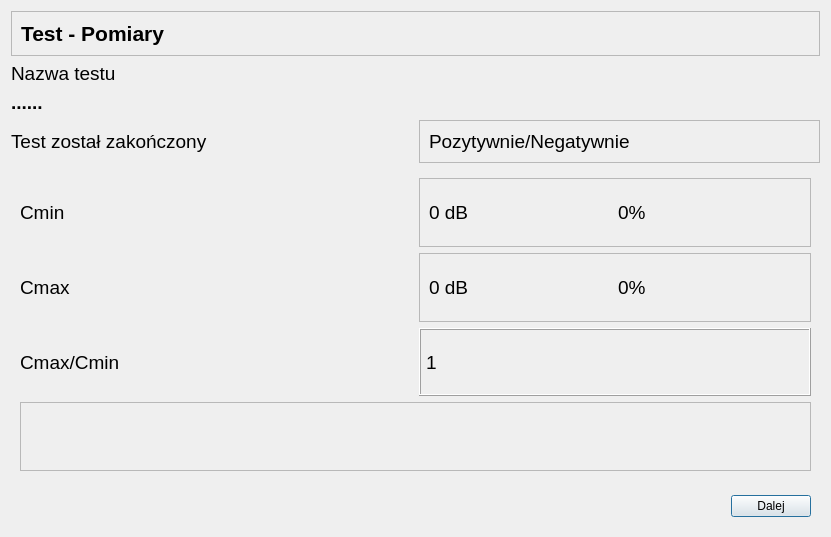
Before: the Qt Designer form CzujkiLinioweApp/oknopodsumowanietestu.ui in wiacekmarcin/CzujkiLiniowe, drawn with Qt 5.
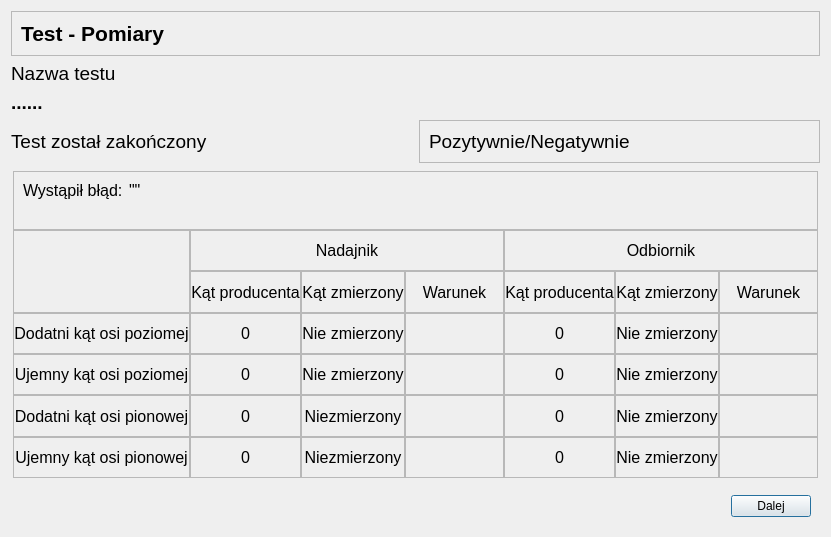
After: the same form once the commit is applied. Icons and pictures are not drawn.

The edit to the form file:
```diff
--- a/CzujkiLinioweApp/oknopodsumowanietestu.ui
+++ b/CzujkiLinioweApp/oknopodsumowanietestu.ui
@@ -142,7 +142,7 @@
    <item row="6" column="0" colspan="2">
     <widget class="QStackedWidget" name="stackedWidget">
      <property name="currentIndex">
-      <number>1</number>
+      <number>2</number>
      </property>
      <widget class="QWidget" name="odtwarzalnosc">
       <layout class="QGridLayout" name="gridLayout_odtwarzalnosc">
@@ -526,6 +526,926 @@
        </item>
       </layout>
      </widget>
+     <widget class="QWidget" name="zaleznosckatowa">
+      <layout class="QGridLayout" name="gridLayout_3">
+       <property name="leftMargin">
+        <number>2</number>
+       </property>
+       <property name="topMargin">
+        <number>2</number>
+       </property>
+       <property name="rightMargin">
+        <number>2</number>
+       </property>
+       <property name="bottomMargin">
+        <number>2</number>
+       </property>
+       <property name="spacing">
+        <number>0</number>
+       </property>
+       <item row="5" column="1">
+        <widget class="QLabel" name="zaleznosckatowa_2katproducent">
+         <property name="font">
+          <font>
+           <pointsize>12</pointsize>
+          </font>
+         </property>
+         <property name="frameShape">
+          <enum>QFrame::StyledPanel</enum>
+         </property>
+         <property name="text">
+          <string>0</string>
+         </property>
+         <property name="alignment">
+          <set>Qt::AlignCenter</set>
+         </property>
+         <property name="margin">
+          <number>6</number>
+         </property>
+         <property name="indent">
+          <number>0</number>
+         </property>
+        </widget>
+       </item>
+       <item row="6" column="1">
+        <widget class="QLabel" name="zaleznosckatowa_3katproducent">
+         <property name="font">
+          <font>
+           <pointsize>12</pointsize>
+          </font>
+         </property>
+         <property name="frameShape">
+          <enum>QFrame::StyledPanel</enum>
+         </property>
+         <property name="text">
+          <string>0</string>
+         </property>
+         <property name="alignment">
+          <set>Qt::AlignCenter</set>
+         </property>
+         <property name="margin">
+          <number>6</number>
+         </property>
+         <property name="indent">
+          <number>0</number>
+         </property>
+        </widget>
+       </item>
+       <item row="7" column="0">
+        <widget class="QLabel" name="zaleznosckatowaujemnykatosipionowej">
+         <property name="font">
+          <font>
+           <pointsize>12</pointsize>
+          </font>
+         </property>
+         <property name="frameShape">
+          <enum>QFrame::StyledPanel</enum>
+         </property>
+         <property name="text">
+          <string>Ujemny kąt osi pionowej</string>
+         </property>
+         <property name="alignment">
+          <set>Qt::AlignCenter</set>
+         </property>
+         <property name="margin">
+          <number>6</number>
+         </property>
+         <property name="indent">
+          <number>0</number>
+         </property>
+        </widget>
+       </item>
+       <item row="6" column="5">
+        <widget class="QLabel" name="zaleznosckatowa_7_kat">
+         <property name="font">
+          <font>
+           <pointsize>12</pointsize>
+          </font>
+         </property>
+         <property name="frameShape">
+          <enum>QFrame::StyledPanel</enum>
+         </property>
+         <property name="text">
+          <string>Nie zmierzony</string>
+         </property>
+         <property name="alignment">
+          <set>Qt::AlignCenter</set>
+         </property>
+         <property name="margin">
+          <number>6</number>
+         </property>
+         <property name="indent">
+          <number>0</number>
+         </property>
+        </widget>
+       </item>
+       <item row="7" column="1">
+        <widget class="QLabel" name="zaleznosckatowa_4katproducent">
+         <property name="font">
+          <font>
+           <pointsize>12</pointsize>
+          </font>
+         </property>
+         <property name="frameShape">
+          <enum>QFrame::StyledPanel</enum>
+         </property>
+         <property name="text">
+          <string>0</string>
+         </property>
+         <property name="alignment">
+          <set>Qt::AlignCenter</set>
+         </property>
+         <property name="margin">
+          <number>6</number>
+         </property>
+         <property name="indent">
+          <number>0</number>
+         </property>
+        </widget>
+       </item>
+       <item row="2" column="2">
+        <widget class="QLabel" name="zaleznosckatowanadajnikkatzmierzony">
+         <property name="font">
+          <font>
+           <pointsize>12</pointsize>
+          </font>
+         </property>
+         <property name="frameShape">
+          <enum>QFrame::StyledPanel</enum>
+         </property>
+         <property name="text">
+          <string>Kąt zmierzony</string>
+         </property>
+         <property name="alignment">
+          <set>Qt::AlignCenter</set>
+         </property>
+         <property name="margin">
+          <number>6</number>
+         </property>
+         <property name="indent">
+          <number>0</number>
+         </property>
+        </widget>
+       </item>
+       <item row="5" column="2">
+        <widget class="QLabel" name="zaleznosckatowa_2_kat">
+         <property name="font">
+          <font>
+           <pointsize>12</pointsize>
+          </font>
+         </property>
+         <property name="frameShape">
+          <enum>QFrame::StyledPanel</enum>
+         </property>
+         <property name="text">
+          <string>Nie zmierzony</string>
+         </property>
+         <property name="alignment">
+          <set>Qt::AlignCenter</set>
+         </property>
+         <property name="margin">
+          <number>6</number>
+         </property>
+         <property name="indent">
+          <number>0</number>
+         </property>
+        </widget>
+       </item>
+       <item row="3" column="3">
+        <widget class="QLabel" name="zaleznosckatowa_wyniki_1">
+         <property name="font">
+          <font>
+           <pointsize>12</pointsize>
+          </font>
+         </property>
+         <property name="frameShape">
+          <enum>QFrame::StyledPanel</enum>
+         </property>
+         <property name="text">
+          <string/>
+         </property>
+         <property name="alignment">
+          <set>Qt::AlignCenter</set>
+         </property>
+         <property name="margin">
+          <number>6</number>
+         </property>
+        </widget>
+       </item>
+       <item row="1" column="1" colspan="3">
+        <widget class="QLabel" name="zaleznosckatowaetnadajnik">
+         <property name="font">
+          <font>
+           <pointsize>12</pointsize>
+          </font>
+         </property>
+         <property name="frameShape">
+          <enum>QFrame::StyledPanel</enum>
+         </property>
+         <property name="text">
+          <string>Nadajnik</string>
+         </property>
+         <property name="alignment">
+          <set>Qt::AlignCenter</set>
+         </property>
+         <property name="margin">
+          <number>6</number>
+         </property>
+         <property name="indent">
+          <number>0</number>
+         </property>
+        </widget>
+       </item>
+       <item row="7" column="5">
+        <widget class="QLabel" name="zaleznosckatowa_8_kat">
+         <property name="font">
+          <font>
+           <pointsize>12</pointsize>
+          </font>
+         </property>
+         <property name="frameShape">
+          <enum>QFrame::StyledPanel</enum>
+         </property>
+         <property name="text">
+          <string>Nie zmierzony</string>
+         </property>
+         <property name="alignment">
+          <set>Qt::AlignCenter</set>
+         </property>
+         <property name="margin">
+          <number>6</number>
+         </property>
+         <property name="indent">
+          <number>0</number>
+         </property>
+        </widget>
+       </item>
+       <item row="2" column="3">
+        <widget class="QLabel" name="zaleznosckatowa_wyniki_naglowek">
+         <property name="font">
+          <font>
+           <pointsize>12</pointsize>
+          </font>
+         </property>
+         <property name="frameShape">
+          <enum>QFrame::StyledPanel</enum>
+         </property>
+         <property name="text">
+          <string>Warunek</string>
+         </property>
+         <property name="alignment">
+          <set>Qt::AlignCenter</set>
+         </property>
+         <property name="margin">
+          <number>6</number>
+         </property>
+        </widget>
+       </item>
+       <item row="6" column="4">
+        <widget class="QLabel" name="zaleznosckatowa_7katproducent">
+         <property name="font">
+          <font>
+           <pointsize>12</pointsize>
+          </font>
+         </property>
+         <property name="frameShape">
+          <enum>QFrame::StyledPanel</enum>
+         </property>
+         <property name="text">
+          <string>0</string>
+         </property>
+         <property name="alignment">
+          <set>Qt::AlignCenter</set>
+         </property>
+         <property name="margin">
+          <number>6</number>
+         </property>
+         <property name="indent">
+          <number>0</number>
+         </property>
+        </widget>
+       </item>
+       <item row="6" column="0">
+        <widget class="QLabel" name="zaleznosckatowadodatnikatosipionowej">
+         <property name="font">
+          <font>
+           <pointsize>12</pointsize>
+          </font>
+         </property>
+         <property name="frameShape">
+          <enum>QFrame::StyledPanel</enum>
+         </property>
+         <property name="text">
+          <string>Dodatni kąt osi pionowej</string>
+         </property>
+         <property name="alignment">
+          <set>Qt::AlignCenter</set>
+         </property>
+         <property name="margin">
+          <number>6</number>
+         </property>
+         <property name="indent">
+          <number>0</number>
+         </property>
+        </widget>
+       </item>
+       <item row="7" column="4">
+        <widget class="QLabel" name="zaleznosckatowa_8katproducent">
+         <property name="font">
+          <font>
+           <pointsize>12</pointsize>
+          </font>
+         </property>
+         <property name="frameShape">
+          <enum>QFrame::StyledPanel</enum>
+         </property>
+         <property name="text">
+          <string>0</string>
+         </property>
+         <property name="alignment">
+          <set>Qt::AlignCenter</set>
+         </property>
+         <property name="margin">
+          <number>6</number>
+         </property>
+         <property name="indent">
+          <number>0</number>
+         </property>
+        </widget>
+       </item>
+       <item row="3" column="5">
+        <widget class="QLabel" name="zaleznosckatowa_5_kat">
+         <property name="font">
+          <font>
+           <pointsize>12</pointsize>
+          </font>
+         </property>
+         <property name="frameShape">
+          <enum>QFrame::StyledPanel</enum>
+         </property>
+         <property name="text">
+          <string>Nie zmierzony</string>
+         </property>
+         <property name="alignment">
+          <set>Qt::AlignCenter</set>
+         </property>
+         <property name="margin">
+          <number>6</number>
+         </property>
+         <property name="indent">
+          <number>0</number>
+         </property>
+        </widget>
+       </item>
+       <item row="5" column="0">
+        <widget class="QLabel" name="zaleznosckatowaujemnykatosipoziomej">
+         <property name="font">
+          <font>
+           <pointsize>12</pointsize>
+          </font>
+         </property>
+         <property name="frameShape">
+          <enum>QFrame::StyledPanel</enum>
+         </property>
+         <property name="text">
+          <string>Ujemny kąt osi poziomej</string>
+         </property>
+         <property name="alignment">
+          <set>Qt::AlignCenter</set>
+         </property>
+         <property name="margin">
+          <number>6</number>
+         </property>
+         <property name="indent">
+          <number>0</number>
+         </property>
+        </widget>
+       </item>
+       <item row="7" column="3">
+        <widget class="QLabel" name="zaleznosckatowa_wyniki_4">
+         <property name="font">
+          <font>
+           <pointsize>12</pointsize>
+          </font>
+         </property>
+         <property name="frameShape">
+          <enum>QFrame::StyledPanel</enum>
+         </property>
+         <property name="text">
+          <string/>
+         </property>
+         <property name="alignment">
+          <set>Qt::AlignCenter</set>
+         </property>
+         <property name="margin">
+          <number>6</number>
+         </property>
+        </widget>
+       </item>
+       <item row="7" column="2">
+        <widget class="QLabel" name="zaleznosckatowa_4_kat">
+         <property name="font">
+          <font>
+           <pointsize>12</pointsize>
+          </font>
+         </property>
+         <property name="frameShape">
+          <enum>QFrame::StyledPanel</enum>
+         </property>
+         <property name="text">
+          <string>Niezmierzony</string>
+         </property>
+         <property name="alignment">
+          <set>Qt::AlignCenter</set>
+         </property>
+         <property name="margin">
+          <number>6</number>
+         </property>
+         <property name="indent">
+          <number>0</number>
+         </property>
+        </widget>
+       </item>
+       <item row="2" column="1">
+        <widget class="QLabel" name="zaleznosckatowanadajnikkatproducenta">
+         <property name="font">
+          <font>
+           <pointsize>12</pointsize>
+          </font>
+         </property>
+         <property name="frameShape">
+          <enum>QFrame::StyledPanel</enum>
+         </property>
+         <property name="text">
+          <string>Kąt producenta</string>
+         </property>
+         <property name="alignment">
+          <set>Qt::AlignCenter</set>
+         </property>
+         <property name="margin">
+          <number>6</number>
+         </property>
+         <property name="indent">
+          <number>0</number>
+         </property>
+        </widget>
+       </item>
+       <item row="2" column="4">
+        <widget class="QLabel" name="zaleznosckatowaodbiornikkatproducenta">
+         <property name="font">
+          <font>
+           <pointsize>12</pointsize>
+          </font>
+         </property>
+         <property name="frameShape">
+          <enum>QFrame::StyledPanel</enum>
+         </property>
+         <property name="text">
+          <string>Kąt producenta</string>
+         </property>
+         <property name="alignment">
+          <set>Qt::AlignCenter</set>
+         </property>
+         <property name="margin">
+          <number>6</number>
+         </property>
+         <property name="indent">
+          <number>0</number>
+         </property>
+        </widget>
+       </item>
+       <item row="3" column="2">
+        <widget class="QLabel" name="zaleznosckatowa_1_kat">
+         <property name="font">
+          <font>
+           <pointsize>12</pointsize>
+          </font>
+         </property>
+         <property name="frameShape">
+          <enum>QFrame::StyledPanel</enum>
+         </property>
+         <property name="text">
+          <string>Nie zmierzony</string>
+         </property>
+         <property name="alignment">
+          <set>Qt::AlignCenter</set>
+         </property>
+         <property name="margin">
+          <number>6</number>
+         </property>
+         <property name="indent">
+          <number>0</number>
+         </property>
+        </widget>
+       </item>
+       <item row="5" column="5">
+        <widget class="QLabel" name="zaleznosckatowa_6_kat">
+         <property name="font">
+          <font>
+           <pointsize>12</pointsize>
+          </font>
+         </property>
+         <property name="frameShape">
+          <enum>QFrame::StyledPanel</enum>
+         </property>
+         <property name="text">
+          <string>Nie zmierzony</string>
+         </property>
+         <property name="alignment">
+          <set>Qt::AlignCenter</set>
+         </property>
+         <property name="margin">
+          <number>6</number>
+         </property>
+         <property name="indent">
+          <number>0</number>
+         </property>
+        </widget>
+       </item>
+       <item row="5" column="4">
+        <widget class="QLabel" name="zaleznosckatowa_6katproducent">
+         <property name="font">
+          <font>
+           <pointsize>12</pointsize>
+          </font>
+         </property>
+         <property name="frameShape">
+          <enum>QFrame::StyledPanel</enum>
+         </property>
+         <property name="text">
+          <string>0</string>
+         </property>
+         <property name="alignment">
+          <set>Qt::AlignCenter</set>
+         </property>
+         <property name="margin">
+          <number>6</number>
+         </property>
+         <property name="indent">
+          <number>0</number>
+         </property>
+        </widget>
+       </item>
+       <item row="2" column="5">
+        <widget class="QLabel" name="zalesnockatowaodbiornikkatzmierzony">
+         <property name="font">
+          <font>
+           <pointsize>12</pointsize>
+          </font>
+         </property>
+         <property name="frameShape">
+          <enum>QFrame::StyledPanel</enum>
+         </property>
+         <property name="text">
+          <string>Kąt zmierzony</string>
+         </property>
+         <property name="alignment">
+          <set>Qt::AlignCenter</set>
+         </property>
+         <property name="margin">
+          <number>6</number>
+         </property>
+         <property name="indent">
+          <number>0</number>
+         </property>
+        </widget>
+       </item>
+       <item row="1" column="0" rowspan="2">
+        <widget class="QLabel" name="zaleznosckatowa_wyniki">
+         <property name="font">
+          <font>
+           <pointsize>12</pointsize>
+          </font>
+         </property>
+         <property name="frameShape">
+          <enum>QFrame::StyledPanel</enum>
+         </property>
+         <property name="text">
+          <string/>
+         </property>
+         <property name="alignment">
+          <set>Qt::AlignCenter</set>
+         </property>
+         <property name="margin">
+          <number>6</number>
+         </property>
+         <property name="indent">
+          <number>0</number>
+         </property>
+        </widget>
+       </item>
+       <item row="6" column="3">
+        <widget class="QLabel" name="zaleznosckatowa_wyniki_3">
+         <property name="font">
+          <font>
+           <pointsize>12</pointsize>
+          </font>
+         </property>
+         <property name="frameShape">
+          <enum>QFrame::StyledPanel</enum>
+         </property>
+         <property name="text">
+          <string/>
+         </property>
+         <property name="alignment">
+          <set>Qt::AlignCenter</set>
+         </property>
+         <property name="margin">
+          <number>6</number>
+         </property>
+        </widget>
+       </item>
+       <item row="3" column="4">
+        <widget class="QLabel" name="zaleznosckatowa_5katproducent">
+         <property name="font">
+          <font>
+           <pointsize>12</pointsize>
+          </font>
+         </property>
+         <property name="frameShape">
+          <enum>QFrame::StyledPanel</enum>
+         </property>
+         <property name="text">
+          <string>0</string>
+         </property>
+         <property name="alignment">
+          <set>Qt::AlignCenter</set>
+         </property>
+         <property name="margin">
+          <number>6</number>
+         </property>
+         <property name="indent">
+          <number>0</number>
+         </property>
+        </widget>
+       </item>
+       <item row="5" column="3">
+        <widget class="QLabel" name="zaleznosckatowa_wyniki_2">
+         <property name="font">
+          <font>
+           <pointsize>12</pointsize>
+          </font>
+         </property>
+         <property name="frameShape">
+          <enum>QFrame::StyledPanel</enum>
+         </property>
+         <property name="text">
+          <string/>
+         </property>
+         <property name="alignment">
+          <set>Qt::AlignCenter</set>
+         </property>
+         <property name="margin">
+          <number>6</number>
+         </property>
+        </widget>
+       </item>
+       <item row="3" column="0">
+        <widget class="QLabel" name="zaleznosckatowadodatnikkatosipoziomej">
+         <property name="font">
+          <font>
+           <pointsize>12</pointsize>
+          </font>
+         </property>
+         <property name="frameShape">
+          <enum>QFrame::StyledPanel</enum>
+         </property>
+         <property name="text">
+          <string>Dodatni kąt osi poziomej</string>
+         </property>
+         <property name="alignment">
+          <set>Qt::AlignCenter</set>
+         </property>
+         <property name="margin">
+          <number>6</number>
+         </property>
+         <property name="indent">
+          <number>0</number>
+         </property>
+        </widget>
+       </item>
+       <item row="3" column="1">
+        <widget class="QLabel" name="zaleznosckatowa_1katproducent">
+         <property name="font">
+          <font>
+           <pointsize>12</pointsize>
+          </font>
+         </property>
+         <property name="frameShape">
+          <enum>QFrame::StyledPanel</enum>
+         </property>
+         <property name="text">
+          <string>0</string>
+         </property>
+         <property name="alignment">
+          <set>Qt::AlignCenter</set>
+         </property>
+         <property name="margin">
+          <number>6</number>
+         </property>
+         <property name="indent">
+          <number>0</number>
+         </property>
+        </widget>
+       </item>
+       <item row="6" column="2">
+        <widget class="QLabel" name="zaleznosckatowa_3_kat">
+         <property name="font">
+          <font>
+           <pointsize>12</pointsize>
+          </font>
+         </property>
+         <property name="frameShape">
+          <enum>QFrame::StyledPanel</enum>
+         </property>
+         <property name="text">
+          <string>Niezmierzony</string>
+         </property>
+         <property name="alignment">
+          <set>Qt::AlignCenter</set>
+         </property>
+         <property name="margin">
+          <number>6</number>
+         </property>
+         <property name="indent">
+          <number>0</number>
+         </property>
+        </widget>
+       </item>
+       <item row="2" column="6">
+        <widget class="QLabel" name="zaleznosckatowa_wyniki_naglowek2">
+         <property name="font">
+          <font>
+           <pointsize>12</pointsize>
+          </font>
+         </property>
+         <property name="frameShape">
+          <enum>QFrame::StyledPanel</enum>
+         </property>
+         <property name="text">
+          <string>Warunek</string>
+         </property>
+         <property name="alignment">
+          <set>Qt::AlignCenter</set>
+         </property>
+         <property name="margin">
+          <number>6</number>
+         </property>
+        </widget>
+       </item>
+       <item row="3" column="6">
+        <widget class="QLabel" name="zaleznosckatowa_wyniki_5">
+         <property name="font">
+          <font>
+           <pointsize>12</pointsize>
+          </font>
+         </property>
+         <property name="frameShape">
+          <enum>QFrame::StyledPanel</enum>
+         </property>
+         <property name="text">
+          <string/>
+         </property>
+         <property name="alignment">
+          <set>Qt::AlignCenter</set>
+         </property>
+         <property name="margin">
+          <number>6</number>
+         </property>
+        </widget>
+       </item>
+       <item row="5" column="6">
+        <widget class="QLabel" name="zaleznosckatowa_wyniki_6">
+         <property name="font">
+          <font>
+           <pointsize>12</pointsize>
+          </font>
+         </property>
+         <property name="frameShape">
+          <enum>QFrame::StyledPanel</enum>
+         </property>
+         <property name="text">
+          <string/>
+         </property>
+         <property name="alignment">
+          <set>Qt::AlignCenter</set>
+         </property>
+         <property name="margin">
+          <number>6</number>
+         </property>
+        </widget>
+       </item>
+       <item row="6" column="6">
+        <widget class="QLabel" name="zaleznosckatowa_wyniki_7">
+         <property name="font">
+          <font>
+           <pointsize>12</pointsize>
+          </font>
+         </property>
+         <property name="frameShape">
+          <enum>QFrame::StyledPanel</enum>
+         </property>
+         <property name="text">
+          <string/>
+         </property>
+         <property name="alignment">
+          <set>Qt::AlignCenter</set>
+         </property>
+         <property name="margin">
+          <number>6</number>
+         </property>
+        </widget>
+       </item>
+       <item row="7" column="6">
+        <widget class="QLabel" name="zaleznosckatowa_wyniki_8">
+         <property name="font">
+          <font>
+           <pointsize>12</pointsize>
+          </font>
+         </property>
+         <property name="frameShape">
+          <enum>QFrame::StyledPanel</enum>
+         </property>
+         <property name="text">
+          <string/>
+         </property>
+         <property name="alignment">
+          <set>Qt::AlignCenter</set>
+         </property>
+         <property name="margin">
+          <number>6</number>
+         </property>
+        </widget>
+       </item>
+       <item row="1" column="4" colspan="3">
+        <widget class="QLabel" name="zaleznosckatowaetodbiornik">
+         <property name="font">
+          <font>
+           <pointsize>12</pointsize>
+          </font>
+         </property>
+         <property name="frameShape">
+          <enum>QFrame::StyledPanel</enum>
+         </property>
+         <property name="text">
+          <string>Odbiornik</string>
+         </property>
+         <property name="alignment">
+          <set>Qt::AlignCenter</set>
+         </property>
+         <property name="margin">
+          <number>6</number>
+         </property>
+         <property name="indent">
+          <number>0</number>
+         </property>
+        </widget>
+       </item>
+       <item row="0" column="0" colspan="7">
+        <widget class="QFrame" name="zaleznosckatowaframeerror">
+         <property name="frameShape">
+          <enum>QFrame::StyledPanel</enum>
+         </property>
+         <property name="frameShadow">
+          <enum>QFrame::Raised</enum>
+         </property>
+         <layout class="QFormLayout" name="formLayout">
+          <item row="0" column="0">
+           <widget class="QLabel" name="zaleznosckatowa_erret">
+            <property name="font">
+             <font>
+              <pointsize>12</pointsize>
+             </font>
+            </property>
+            <property name="text">
+             <string>Wystąpił błąd:</string>
+            </property>
+           </widget>
+          </item>
+          <item row="0" column="1">
+           <widget class="QLabel" name="zaleznosckatowa_errinfo">
+            <property name="font">
+             <font>
+              <pointsize>12</pointsize>
+             </font>
+            </property>
+            <property name="text">
+             <string>&quot;&quot;</string>
+            </property>
+           </widget>
+          </item>
+          <item row="1" column="1">
+           <widget class="QLabel" name="zaleznosckatowa_errExt">
+            <property name="text">
+             <string/>
+            </property>
+           </widget>
+          </item>
+         </layout>
+        </widget>
+       </item>
+      </layout>
+     </widget>
     </widget>
    </item>
   </layout>
```
Left out of the diff: 88 changed lines with no effect on the pictures.
